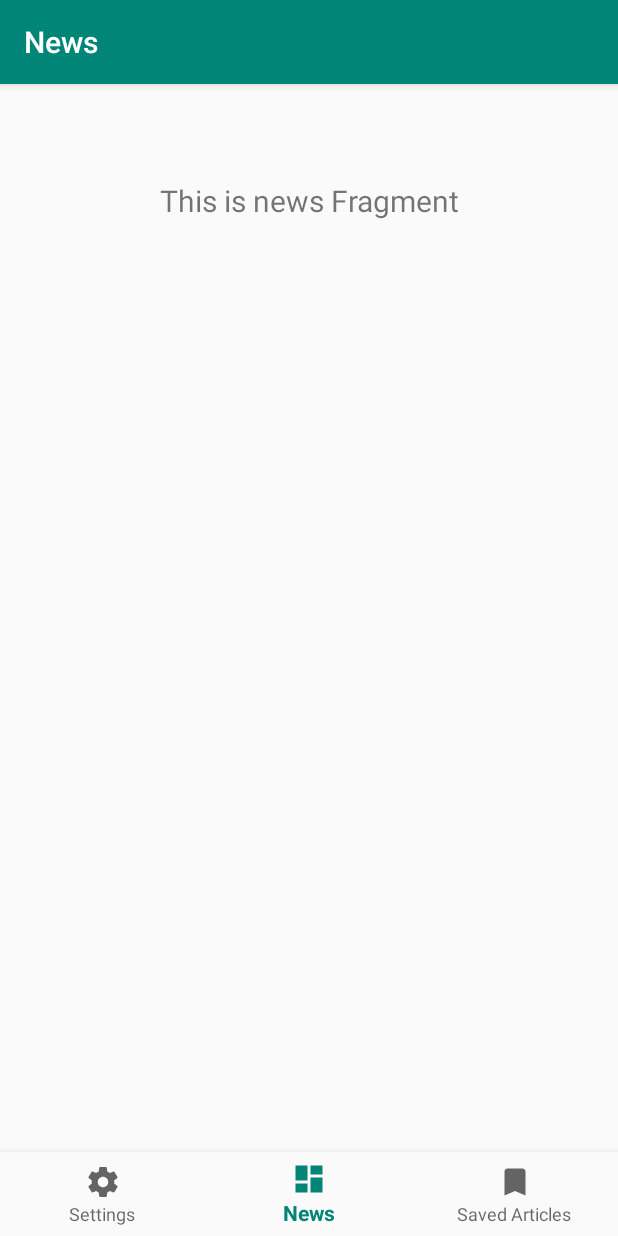
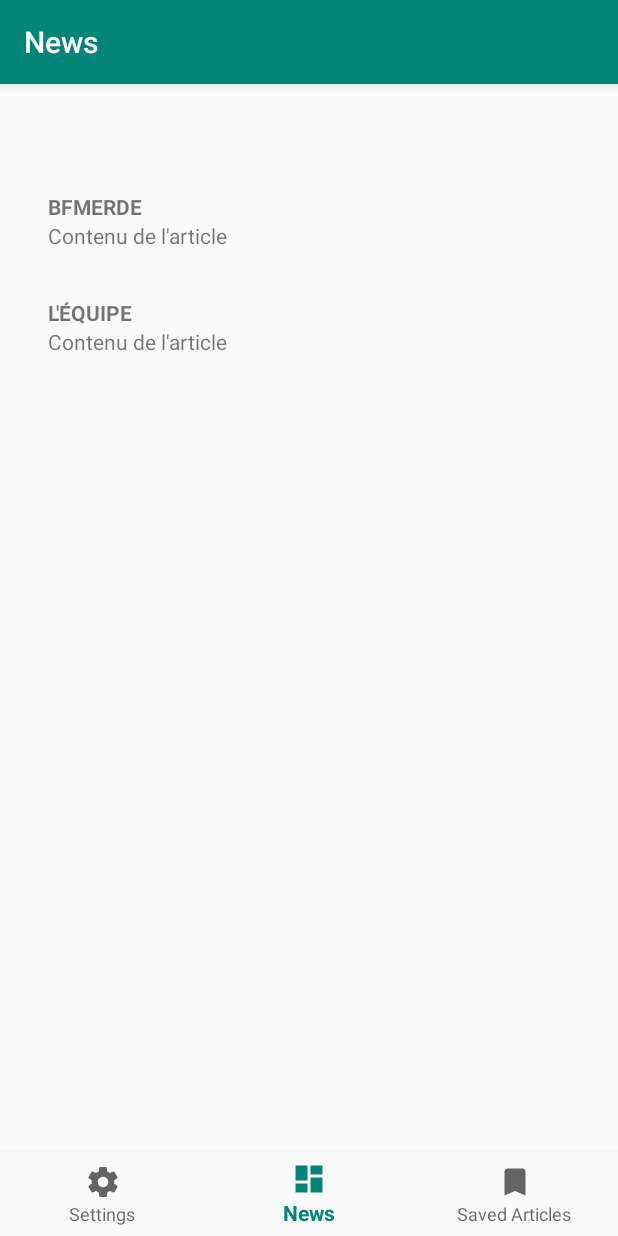
Before and after one commit to NahelLachgar/appli-actus, an Android app: the screen it shows after launch (MainActivity), on a phone screen of 412 x 824 dp. Run offline under Robolectric (Android 15) with nearby library versions, the phone set to English and light mode, and no system bars; our stand-ins replace Room's generated code, navigation-ui.

Commit message:
Update front

```diff
--- a/front/news/app/build.gradle
+++ b/front/news/app/build.gradle
@@ -24,6 +24,10 @@ android {
 }
 
 dependencies {
+    def room_version = "2.2.5"
+
+    implementation "androidx.room:room-runtime:$room_version"
+    annotationProcessor "androidx.room:room-compiler:$room_version"
     implementation fileTree(dir: 'libs', include: ['*.jar'])
     implementation"org.jetbrains.kotlin:kotlin-stdlib-jdk7:$kotlin_version"
     implementation 'androidx.appcompat:appcompat:1.0.2'
@@ -36,6 +40,9 @@ dependencies {
     implementation 'androidx.navigation:navigation-fragment-ktx:2.0.0'
     implementation 'androidx.navigation:navigation-ui-ktx:2.0.0'
     implementation 'com.google.android.material:material:1.1.0'
+    implementation group: 'com.squareup.okhttp3', name: 'okhttp', version: '4.4.1'
+    implementation group: 'com.fasterxml.jackson.core', name: 'jackson-databind', version: '2.10.3'
+    implementation group: 'com.fasterxml.jackson.core', name: 'jackson-annotations', version: '2.10.3'
     testImplementation 'junit:junit:4.12'
     androidTestImplementation 'androidx.test.ext:junit:1.1.0'
     androidTestImplementation 'androidx.test.espresso:espresso-core:3.1.1'
--- a/front/news/app/src/main/AndroidManifest.xml
+++ b/front/news/app/src/main/AndroidManifest.xml
@@ -1,8 +1,10 @@
 <?xml version="1.0" encoding="utf-8"?>
 <manifest xmlns:android="http://schemas.android.com/apk/res/android"
     package="com.news.app">
+    <uses-permission android:name="android.permission.INTERNET"></uses-permission>
 
     <application
+        android:usesCleartextTraffic="true"
         android:allowBackup="true"
         android:icon="@mipmap/ic_launcher"
         android:label="@string/app_name"
--- a/front/news/app/src/main/java/com/news/app/models/Article.kt
+++ b/front/news/app/src/main/java/com/news/app/models/Article.kt
@@ -1 +1,17 @@
 package com.news.app.models
+
+import androidx.room.Entity
+import androidx.room.PrimaryKey
+import java.util.*
+
+@Entity
+data class Article(
+    @PrimaryKey
+    var id: Int?,
+    var source: Source? = null,
+    var author: String? = null,
+    var description: String? = null,
+    var url: String? = null,
+    var urlToImage: String? = null,
+    var publishedAt: Date? = null,
+    var content: String? = null)
--- a/front/news/app/src/main/java/com/news/app/models/Articles.kt
+++ b/front/news/app/src/main/java/com/news/app/models/Articles.kt
@@ -1 +1,5 @@
 package com.news.app.models
+
+data class Articles(
+    var articles: List<Article>
+)
--- a/front/news/app/src/main/java/com/news/app/models/Source.kt
+++ b/front/news/app/src/main/java/com/news/app/models/Source.kt
@@ -1,4 +1,19 @@
 package com.news.app.models
 
-class Source {
-}
+import androidx.room.Entity
+import androidx.room.PrimaryKey
+import com.fasterxml.jackson.annotation.JsonProperty
+
+@Entity
+data class Source(
+    @PrimaryKey
+    var id: Int? = null,
+    //ID GENERATED BY NEWSAPI
+    @JsonProperty("id")
+    var sourceId: String? = null,
+    var name: String,
+    var description: String? =null,
+    var url: String? = null,
+    var category:String? = null,
+    var language: String? = null,
+    var country: String? = null)
--- a/front/news/app/src/main/java/com/news/app/ui/news/ArticleViewHolder.kt
+++ b/front/news/app/src/main/java/com/news/app/ui/news/ArticleViewHolder.kt
@@ -1 +1,26 @@
 package com.news.app.ui.news
+
+import android.view.LayoutInflater
+import android.view.ViewGroup
+import android.widget.TextView
+import androidx.recyclerview.widget.RecyclerView
+import com.news.app.R
+import com.news.app.models.Article
+
+class ArticleViewHolder(inflater: LayoutInflater, parent: ViewGroup) :
+    RecyclerView.ViewHolder(inflater.inflate(R.layout.article_layout, parent, false)) {
+    private var aTitleView: TextView? = null
+    private var aContentView: TextView? = null
+
+
+    init {
+        aTitleView = itemView.findViewById(R.id.list_title)
+        aContentView = itemView.findViewById(R.id.list_description)
+    }
+
+    fun bind(article: Article) {
+        aTitleView?.text = article.source?.name;
+        aContentView?.text = article.content;
+    }
+
+}
--- a/front/news/app/src/main/java/com/news/app/ui/news/ListAdapter.kt
+++ b/front/news/app/src/main/java/com/news/app/ui/news/ListAdapter.kt
@@ -1,4 +1,23 @@
 package com.news.app.ui.news
 
-class ListAdapter {
+import android.view.LayoutInflater
+import android.view.ViewGroup
+import androidx.recyclerview.widget.RecyclerView
+import com.news.app.models.Article
+
+class ListAdapter(private val list: List<Article>)
+    : RecyclerView.Adapter<ArticleViewHolder>() {
+
+    override fun onCreateViewHolder(parent: ViewGroup, viewType: Int): ArticleViewHolder {
+        val inflater = LayoutInflater.from(parent.context)
+        return ArticleViewHolder(inflater, parent)
+    }
+
+    override fun onBindViewHolder(holder: ArticleViewHolder, position: Int) {
+        val article = list[position]
+        holder.bind(article)
+    }
+
+    override fun getItemCount(): Int = list.size
+
 }
--- a/front/news/app/src/main/java/com/news/app/ui/news/NewsFragment.kt
+++ b/front/news/app/src/main/java/com/news/app/ui/news/NewsFragment.kt
@@ -1,6 +1,7 @@
 package com.news.app.ui.news
 
 import android.os.Bundle
+import android.util.Log
 import android.view.LayoutInflater
 import android.view.View
 import android.view.ViewGroup
@@ -8,7 +9,17 @@ import android.widget.TextView
 import androidx.fragment.app.Fragment
 import androidx.lifecycle.Observer
 import androidx.lifecycle.ViewModelProviders
+import androidx.recyclerview.widget.LinearLayoutManager
+import androidx.recyclerview.widget.ListAdapter
+import com.fasterxml.jackson.databind.DeserializationFeature
+import com.fasterxml.jackson.databind.ObjectMapper
 import com.news.app.R
+import com.news.app.models.Article
+import com.news.app.models.Articles
+import com.news.app.models.Source
+import kotlinx.android.synthetic.main.fragment_news.*
+import okhttp3.*
+import java.io.IOException
 
 class NewsFragment : Fragment() {
 
@@ -19,13 +30,62 @@ class NewsFragment : Fragment() {
         container: ViewGroup?,
         savedInstanceState: Bundle?
     ): View? {
+        getNews();
+
         newsViewModel =
             ViewModelProviders.of(this).get(NewsViewModel::class.java)
-        val root = inflater.inflate(R.layout.fragment_news, container, false)
-        val textView: TextView = root.findViewById(R.id.text_news)
+            val root = inflater.inflate(R.layout.fragment_news, container, false)
+            /*val textView: TextView = root.findViewById(R.id.text_news)
         newsViewModel.text.observe(this, Observer {
             textView.text = it
-        })
+        })*/
         return root
     }
+
+    override fun onViewCreated(view: View, savedInstanceState: Bundle?) {
+        super.onViewCreated(view, savedInstanceState)
+        // RecyclerView node initialized here
+        list_recycler_view.apply {
+            // set a LinearLayoutManager to handle Android
+            // RecyclerView behavior
+            layoutManager = LinearLayoutManager(activity)
+            // set the custom adapter to the RecyclerView
+            adapter = ListAdapter(articles)
+        }
+    }
+
+    companion object {
+        fun newInstance(): NewsFragment = NewsFragment()
+    }
+
+    val article1 = Article(0, Source(id=0, name="BFMERDE"),"Auteur","Description","URL", content = "Contenu de l'article");
+    val article2 = Article(1, Source(id=1, name="L'ÉQUIPE"),"Auteur","Description","URL", content = "Contenu de l'article")
+    var articles = listOf<Article>(article1, article2);
+
+    fun getNews() {
+        Log.i("getNews", "GET")
+
+        val client = OkHttpClient()
+        val request: Request = Request.Builder()
+            .url("http://192.168.0.37:8080/api/news")
+            .build()
+        client.newCall(request).enqueue(object : Callback {
+            override fun onFailure(call: Call, e: IOException) {
+                Log.e("getNews", e.message)
+            }
+
+            @Throws(IOException::class)
+            override fun onResponse(call: Call, response: Response) {
+                Log.i("getNews", response.body?.string())
+                val mapper = ObjectMapper()
+                mapper.configure(DeserializationFeature.FAIL_ON_UNKNOWN_PROPERTIES, false)
+                val result: Articles = mapper.readValue<Articles>(
+                    response.body?.byteStream(),
+                    Articles::class.java
+                )
+                articles = result.articles;
+            }
+        })
+    }
+
 }
--- a/front/news/app/src/main/res/layout/article_layout.xml
+++ b/front/news/app/src/main/res/layout/article_layout.xml
@@ -1,6 +1,27 @@
 <?xml version="1.0" encoding="utf-8"?>
-<LinearLayout xmlns:android="http://schemas.android.com/apk/res/android"
-    android:orientation="vertical" android:layout_width="match_parent"
-    android:layout_height="match_parent">
+<LinearLayout
+    android:layout_width="match_parent"
+    android:layout_height="wrap_content"
+    android:orientation="vertical"
+    android:layout_gravity="center_horizontal"
+    android:padding="16dp"
+    xmlns:android="http://schemas.android.com/apk/res/android">
+
+    <TextView
+        android:id="@+id/list_title"
+        android:layout_width="wrap_content"
+        android:layout_height="wrap_content"
+        android:layout_gravity="left"
+        android:paddingLeft="16dp"
+        android:text="Titre"
+        android:textStyle="bold"/>
+
+    <TextView
+        android:id="@+id/list_description"
+        android:layout_width="wrap_content"
+        android:layout_height="wrap_content"
+        android:layout_gravity="left"
+        android:paddingLeft="16dp"
+        android:text="Description"/>
 
 </LinearLayout>
--- a/front/news/app/src/main/res/layout/fragment_news.xml
+++ b/front/news/app/src/main/res/layout/fragment_news.xml
@@ -1,19 +1,9 @@
 <?xml version="1.0" encoding="utf-8"?>
-<androidx.constraintlayout.widget.ConstraintLayout xmlns:android="http://schemas.android.com/apk/res/android"
-    xmlns:app="http://schemas.android.com/apk/res-auto"
+<androidx.recyclerview.widget.RecyclerView
+    android:id="@+id/list_recycler_view"
     android:layout_width="match_parent"
-    android:layout_height="match_parent">
+    android:layout_height="match_parent"
+    xmlns:android="http://schemas.android.com/apk/res/android">
 
-    <TextView
-        android:id="@+id/text_news"
-        android:layout_width="match_parent"
-        android:layout_height="wrap_content"
-        android:layout_marginStart="8dp"
-        android:layout_marginTop="8dp"
-        android:layout_marginEnd="8dp"
-        android:textAlignment="center"
-        android:textSize="20sp"
-        app:layout_constraintEnd_toEndOf="parent"
-        app:layout_constraintStart_toStartOf="parent"
-        app:layout_constraintTop_toTopOf="parent" />
-</androidx.constraintlayout.widget.ConstraintLayout>
+</androidx.recyclerview.widget.RecyclerView
+    >
```
